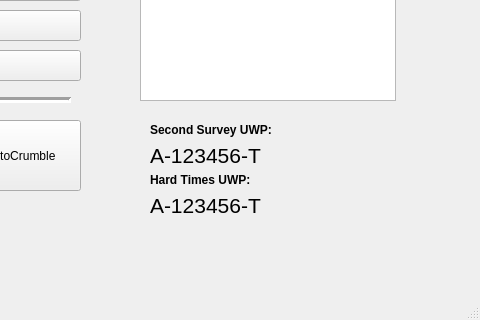
Penultimate-Panacea/World-Crumbler, file mainwindow.ui: the form before one commit; both pictures show x 520 to 1000 and y 320 to 640 of the 1000 by 640 pixel window.
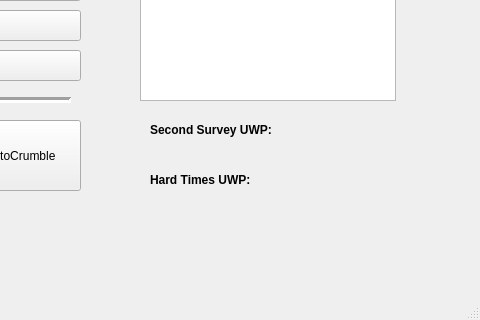
The form after the commit.

Commit message: Wrote Autocrumble

```diff
--- a/mainwindow.ui
+++ b/mainwindow.ui
@@ -2517,7 +2517,7 @@
      </rect>
     </property>
     <property name="text">
-     <string>&lt;html&gt;&lt;head/&gt;&lt;body&gt;&lt;p&gt;&lt;span style=&quot; font-size:16pt;&quot;&gt;A-123456-T&lt;/span&gt;&lt;/p&gt;&lt;/body&gt;&lt;/html&gt;</string>
+     <string>&lt;html&gt;&lt;head/&gt;&lt;body&gt;&lt;p&gt;&lt;br/&gt;&lt;/p&gt;&lt;/body&gt;&lt;/html&gt;</string>
     </property>
     <property name="scaledContents">
      <bool>false</bool>
@@ -2533,7 +2533,7 @@
      </rect>
     </property>
     <property name="text">
-     <string>&lt;html&gt;&lt;head/&gt;&lt;body&gt;&lt;p&gt;&lt;span style=&quot; font-size:16pt;&quot;&gt;A-123456-T&lt;/span&gt;&lt;/p&gt;&lt;/body&gt;&lt;/html&gt;</string>
+     <string/>
     </property>
     <property name="scaledContents">
      <bool>false</bool>
```
The commit also changes 1 other file.
